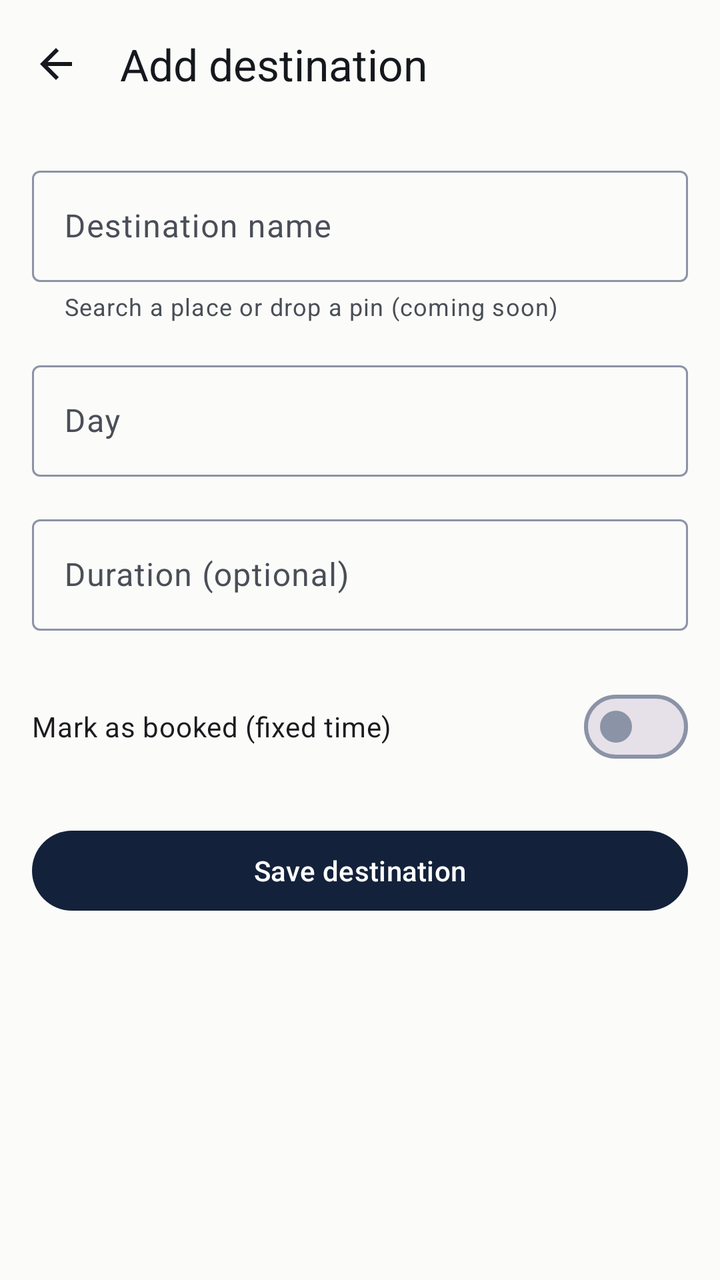
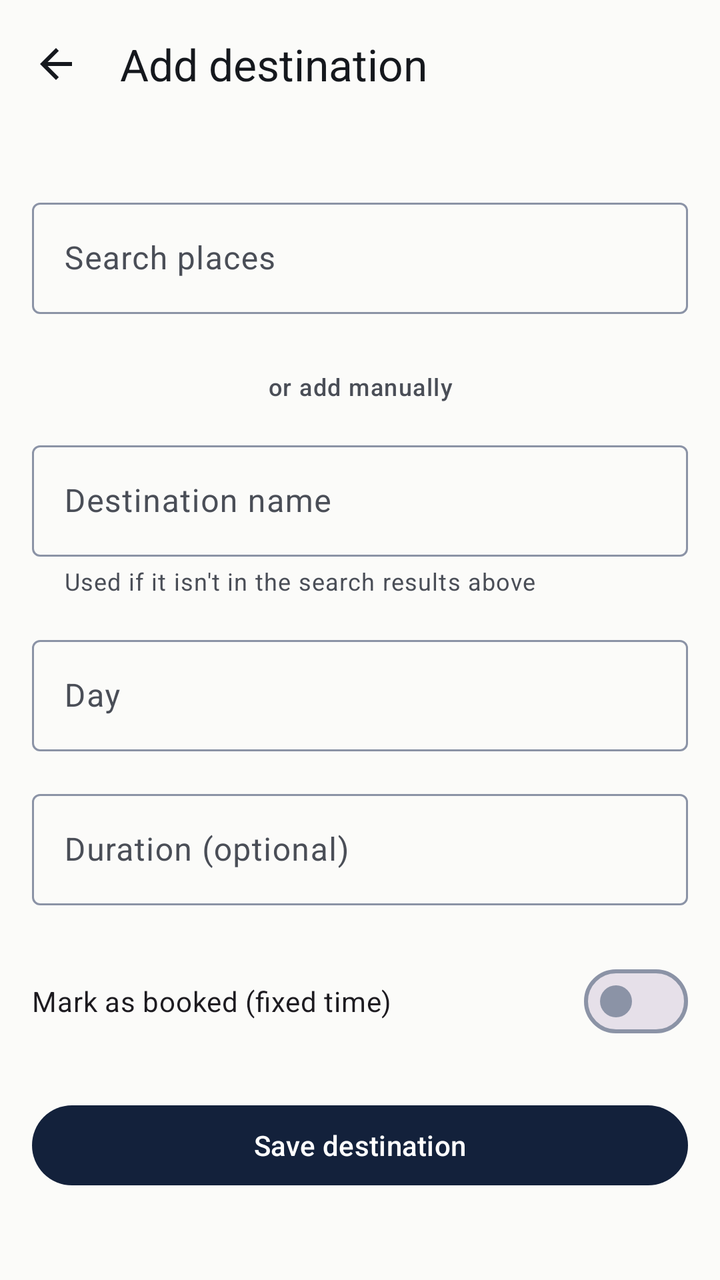

Two renders of the same Android screen: before a commit and after it. Below are the layout's source before the change and the commit's diff.
<!-- AndroidManifest.xml: application theme Theme.TripFit -->
<!-- res/layout/activity_add_destination.xml -->
<?xml version="1.0" encoding="utf-8"?>
<LinearLayout xmlns:android="http://schemas.android.com/apk/res/android"
    xmlns:app="http://schemas.android.com/apk/res-auto"
    xmlns:tools="http://schemas.android.com/tools"
    android:id="@+id/add_destination_root"
    android:layout_width="match_parent"
    android:layout_height="match_parent"
    android:background="?attr/colorSurface"
    android:orientation="vertical"
    tools:context=".AddDestinationActivity">

    <com.google.android.material.appbar.MaterialToolbar
        android:id="@+id/toolbar"
        android:layout_width="match_parent"
        android:layout_height="?attr/actionBarSize"
        android:background="?attr/colorSurface"
        app:navigationIcon="@drawable/ic_arrow_back_24"
        app:title="@string/add_destination_title"
        app:titleTextColor="?attr/colorOnSurface" />

    <androidx.core.widget.NestedScrollView
        android:layout_width="match_parent"
        android:layout_height="0dp"
        android:layout_weight="1"
        android:fillViewport="true">

        <LinearLayout
            android:layout_width="match_parent"
            android:layout_height="wrap_content"
            android:orientation="vertical"
            android:padding="@dimen/space_md">

            <com.google.android.material.textfield.TextInputLayout
                android:id="@+id/layout_name"
                style="@style/Widget.Material3.TextInputLayout.OutlinedBox"
                android:layout_width="match_parent"
                android:layout_height="wrap_content"
                android:hint="@string/field_name_hint"
                app:helperText="@string/field_name_helper">

                <com.google.android.material.textfield.TextInputEditText
                    android:id="@+id/input_name"
                    android:layout_width="match_parent"
                    android:layout_height="wrap_content"
                    android:inputType="textCapWords" />

            </com.google.android.material.textfield.TextInputLayout>

            <com.google.android.material.textfield.TextInputLayout
                android:id="@+id/layout_day"
                style="@style/Widget.Material3.TextInputLayout.OutlinedBox"
                android:layout_width="match_parent"
                android:layout_height="wrap_content"
                android:layout_marginTop="@dimen/space_md"
                android:hint="@string/field_day_hint">

                <com.google.android.material.textfield.TextInputEditText
                    android:id="@+id/input_day"
                    android:layout_width="match_parent"
                    android:layout_height="wrap_content"
                    android:inputType="number" />

            </com.google.android.material.textfield.TextInputLayout>

            <com.google.android.material.textfield.TextInputLayout
                android:id="@+id/layout_duration"
                style="@style/Widget.Material3.TextInputLayout.OutlinedBox"
                android:layout_width="match_parent"
                android:layout_height="wrap_content"
                android:layout_marginTop="@dimen/space_md"
                android:hint="@string/field_duration_hint"
                app:suffixText="@string/field_duration_suffix">

                <com.google.android.material.textfield.TextInputEditText
                    android:id="@+id/input_duration"
                    android:layout_width="match_parent"
                    android:layout_height="wrap_content"
                    android:inputType="number" />

            </com.google.android.material.textfield.TextInputLayout>

            <com.google.android.material.materialswitch.MaterialSwitch
                android:id="@+id/switch_booked"
                android:layout_width="match_parent"
                android:layout_height="wrap_content"
                android:layout_marginTop="@dimen/space_lg"
                android:text="@string/mark_booked" />

            <com.google.android.material.textfield.TextInputLayout
                android:id="@+id/layout_time"
                style="@style/Widget.Material3.TextInputLayout.OutlinedBox"
                android:layout_width="match_parent"
                android:layout_height="wrap_content"
                android:layout_marginTop="@dimen/space_md"
                android:hint="@string/field_time_hint"
                android:visibility="gone"
                app:endIconDrawable="@drawable/ic_schedule_24"
                app:endIconMode="custom"
                tools:visibility="visible">

                <com.google.android.material.textfield.TextInputEditText
                    android:id="@+id/input_time"
                    android:layout_width="match_parent"
                    android:layout_height="wrap_content"
                    android:cursorVisible="false"
                    android:focusable="false" />

            </com.google.android.material.textfield.TextInputLayout>

            <com.google.android.material.button.MaterialButton
                android:id="@+id/button_save"
                android:layout_width="match_parent"
                android:layout_height="wrap_content"
                android:layout_marginTop="@dimen/space_lg"
                android:text="@string/action_save" />

        </LinearLayout>

    </androidx.core.widget.NestedScrollView>

</LinearLayout>
<!-- resources referenced by this layout -->
<resources>
  <dimen name="space_lg">24dp</dimen>
  <dimen name="space_md">16dp</dimen>
  <!-- drawable ic_arrow_back_24 (drawable) -->
  <vector xmlns:android="http://schemas.android.com/apk/res/android"
      android:width="24dp"
      android:height="24dp"
      android:viewportWidth="24"
      android:viewportHeight="24"
      android:tint="?attr/colorOnSurface">
      <path
          android:fillColor="@android:color/white"
          android:pathData="M20,11H7.83l5.59,-5.59L12,4l-8,8 8,8 1.41,-1.41L7.83,13H20v-2z" />
  </vector>
  <!-- drawable ic_schedule_24 (drawable) -->
  <vector xmlns:android="http://schemas.android.com/apk/res/android"
      android:width="24dp"
      android:height="24dp"
      android:viewportWidth="24"
      android:viewportHeight="24"
      android:tint="?attr/colorOnSurfaceVariant">
      <path
          android:fillColor="@android:color/white"
          android:pathData="M12,2C6.48,2 2,6.48 2,12s4.48,10 10,10 10,-4.48 10,-10S17.52,2 12,2zM12,20c-4.41,0 -8,-3.59 -8,-8s3.59,-8 8,-8 8,3.59 8,8 -3.59,8 -8,8z" />
      <path
          android:fillColor="@android:color/white"
          android:pathData="M12.5,7L11,7v6l5.25,3.15 0.75,-1.23 -4.5,-2.67z" />
  </vector>
  <string name="action_save">Save destination</string>
  <string name="add_destination_title">Add destination</string>
  <string name="field_day_hint">Day</string>
  <string name="field_duration_hint">Duration (optional)</string>
  <string name="field_duration_suffix">min</string>
  <string name="field_name_helper">Search a place or drop a pin (coming soon)</string>
  <string name="field_name_hint">Destination name</string>
  <string name="field_time_hint">Fixed time</string>
  <string name="mark_booked">Mark as booked (fixed time)</string>
  <style name="Theme.TripFit" parent="Base.Theme.TripFit" />
  <style name="Base.Theme.TripFit" parent="Theme.Material3.DayNight.NoActionBar">
          <item name="colorPrimary">@color/md_primary</item>
          <item name="colorOnPrimary">@color/md_on_primary</item>
          <item name="colorPrimaryContainer">@color/md_primary_container</item>
          <item name="colorOnPrimaryContainer">@color/md_on_primary_container</item>
  
          <item name="colorSecondary">@color/md_secondary</item>
          <item name="colorOnSecondary">@color/md_on_secondary</item>
          <item name="colorSecondaryContainer">@color/md_secondary_container</item>
          <item name="colorOnSecondaryContainer">@color/md_on_secondary_container</item>
  
          <item name="android:colorBackground">@color/md_background</item>
          <item name="colorOnBackground">@color/md_on_background</item>
          <item name="colorSurface">@color/md_surface</item>
          <item name="colorOnSurface">@color/md_on_surface</item>
          <item name="colorSurfaceVariant">@color/md_surface_variant</item>
          <item name="colorOnSurfaceVariant">@color/md_on_surface_variant</item>
          <item name="colorOutline">@color/md_outline</item>
      </style>
  <color name="md_primary">#13213B</color>
  <color name="md_on_primary">#FFFFFF</color>
  <color name="md_primary_container">#D7DEEA</color>
  <color name="md_on_primary_container">#13213B</color>
  <color name="md_secondary">#8A5B00</color>
  <color name="md_on_secondary">#FFFFFF</color>
  <color name="md_secondary_container">#FFE8B2</color>
  <color name="md_on_secondary_container">#2B1B00</color>
  <color name="md_background">#FBFBF9</color>
  <color name="md_on_background">#15181D</color>
  <color name="md_surface">#FBFBF9</color>
  <color name="md_on_surface">#15181D</color>
  <color name="md_surface_variant">#E7E9ED</color>
  <color name="md_on_surface_variant">#4A4E57</color>
  <color name="md_outline">#8B93A6</color>
</resources>

<!-- the commit's change to res/layout/activity_add_destination.xml (unified diff, before → after) -->
@@ -30,11 +30,62 @@
             android:orientation="vertical"
             android:padding="@dimen/space_md">
 
+            <com.google.android.material.chip.ChipGroup
+                android:id="@+id/chip_group_cities"
+                android:layout_width="match_parent"
+                android:layout_height="wrap_content"
+                app:singleSelection="true" />
+
+            <com.google.android.material.textfield.TextInputLayout
+                android:id="@+id/layout_search"
+                style="@style/Widget.Material3.TextInputLayout.OutlinedBox"
+                android:layout_width="match_parent"
+                android:layout_height="wrap_content"
+                android:layout_marginTop="@dimen/space_md"
+                android:hint="@string/field_search_hint">
+
+                <com.google.android.material.textfield.TextInputEditText
+                    android:id="@+id/input_search"
+                    android:layout_width="match_parent"
+                    android:layout_height="wrap_content"
+                    android:inputType="text" />
+
+            </com.google.android.material.textfield.TextInputLayout>
+
+            <androidx.recyclerview.widget.RecyclerView
+                android:id="@+id/recycler_search_results"
+                android:layout_width="match_parent"
+                android:layout_height="wrap_content"
+                android:layout_marginTop="@dimen/space_xs"
+                android:nestedScrollingEnabled="false"
+                tools:listitem="@layout/item_place_result" />
+
+            <TextView
+                android:id="@+id/text_search_empty"
+                android:layout_width="match_parent"
+                android:layout_height="wrap_content"
+                android:layout_marginTop="@dimen/space_sm"
+                android:text="@string/search_empty_state"
+                android:textAppearance="?attr/textAppearanceBodySmall"
+                android:textColor="?attr/colorOnSurfaceVariant"
+                android:visibility="gone"
+                tools:visibility="visible" />
+
+            <TextView
+                android:layout_width="match_parent"
+                android:layout_height="wrap_content"
+                android:layout_marginTop="@dimen/space_lg"
+                android:gravity="center"
+                android:text="@string/divider_or_manual"
+                android:textAppearance="?attr/textAppearanceLabelMedium"
+                android:textColor="?attr/colorOnSurfaceVariant" />
+
             <com.google.android.material.textfield.TextInputLayout
                 android:id="@+id/layout_name"
                 style="@style/Widget.Material3.TextInputLayout.OutlinedBox"
                 android:layout_width="match_parent"
                 android:layout_height="wrap_content"
+                android:layout_marginTop="@dimen/space_md"
                 android:hint="@string/field_name_hint"
                 app:helperText="@string/field_name_helper">
 
@@ -119,3 +170,31 @@
     </androidx.core.widget.NestedScrollView>
 
 </LinearLayout>
+<!-- res/layout/item_place_result.xml (included above) -->
+<?xml version="1.0" encoding="utf-8"?>
+<LinearLayout xmlns:android="http://schemas.android.com/apk/res/android"
+    android:layout_width="match_parent"
+    android:layout_height="wrap_content"
+    android:background="?attr/selectableItemBackground"
+    android:clickable="true"
+    android:focusable="true"
+    android:orientation="vertical"
+    android:paddingHorizontal="@dimen/space_md"
+    android:paddingVertical="@dimen/space_sm">
+
+    <TextView
+        android:id="@+id/text_place_name"
+        android:layout_width="match_parent"
+        android:layout_height="wrap_content"
+        android:textAppearance="?attr/textAppearanceBodyLarge"
+        android:textColor="?attr/colorOnSurface" />
+
+    <TextView
+        android:id="@+id/text_place_meta"
+        android:layout_width="match_parent"
+        android:layout_height="wrap_content"
+        android:layout_marginTop="2dp"
+        android:textAppearance="?attr/textAppearanceBodySmall"
+        android:textColor="?attr/colorOnSurfaceVariant" />
+
+</LinearLayout>
<!-- resource entries referenced after the edit -->
@@ -2,6 +2,8 @@
 <resources>
   <dimen name="space_lg">24dp</dimen>
   <dimen name="space_md">16dp</dimen>
+  <dimen name="space_sm">8dp</dimen>
+  <dimen name="space_xs">4dp</dimen>
   <!-- drawable ic_arrow_back_24 (drawable) -->
   <vector xmlns:android="http://schemas.android.com/apk/res/android"
       android:width="24dp"
@@ -29,13 +31,16 @@
   </vector>
   <string name="action_save">Save destination</string>
   <string name="add_destination_title">Add destination</string>
+  <string name="divider_or_manual">or add manually</string>
   <string name="field_day_hint">Day</string>
   <string name="field_duration_hint">Duration (optional)</string>
   <string name="field_duration_suffix">min</string>
-  <string name="field_name_helper">Search a place or drop a pin (coming soon)</string>
+  <string name="field_name_helper">Used if it isn\'t in the search results above</string>
   <string name="field_name_hint">Destination name</string>
+  <string name="field_search_hint">Search places</string>
   <string name="field_time_hint">Fixed time</string>
   <string name="mark_booked">Mark as booked (fixed time)</string>
+  <string name="search_empty_state">No places found. You can still add it by name below.</string>
   <style name="Theme.TripFit" parent="Base.Theme.TripFit" />
   <style name="Base.Theme.TripFit" parent="Theme.Material3.DayNight.NoActionBar">
           <item name="colorPrimary">@color/md_primary</item>
